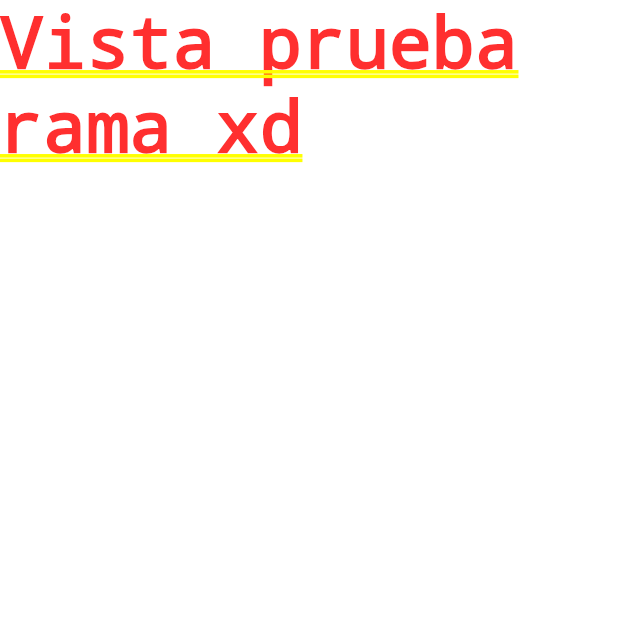
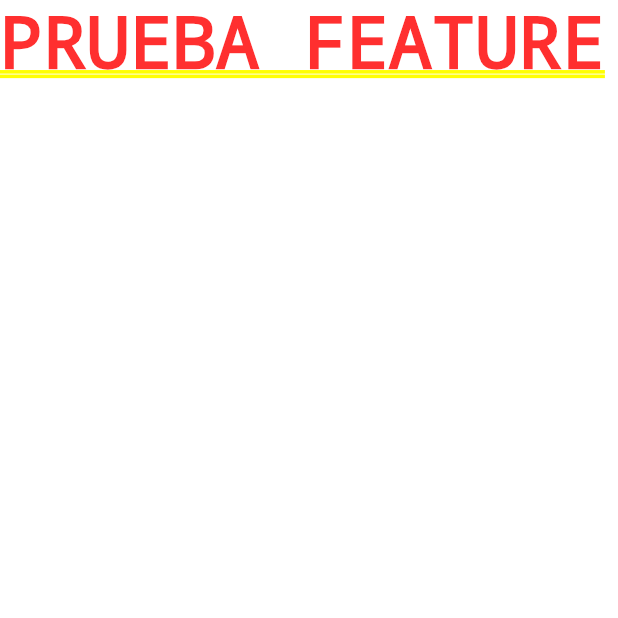
Before and after one commit to DanielSR16/VACORO-2022, a Flutter app: the screen it shows after launch, on a phone screen of 412 x 824 dp, the top half of it. Run offline on Flutter 3.47's test engine with Material 2 defaults, Android fonts, the phone set to English and light mode, and no system bars.

Commit message:
prueba commit 2

```diff
--- a/lib/src/pages/vista_principal.dart
+++ b/lib/src/pages/vista_principal.dart
@@ -11,7 +11,7 @@ class _vista_principalState extends State<vista_principal> {
   @override
   Widget build(BuildContext context) {
     return Container(
-      child: Text('Vista prueba rama xd'),
+      child: Text('PRUEBA FEATURE'),
     );
   }
 }
```
